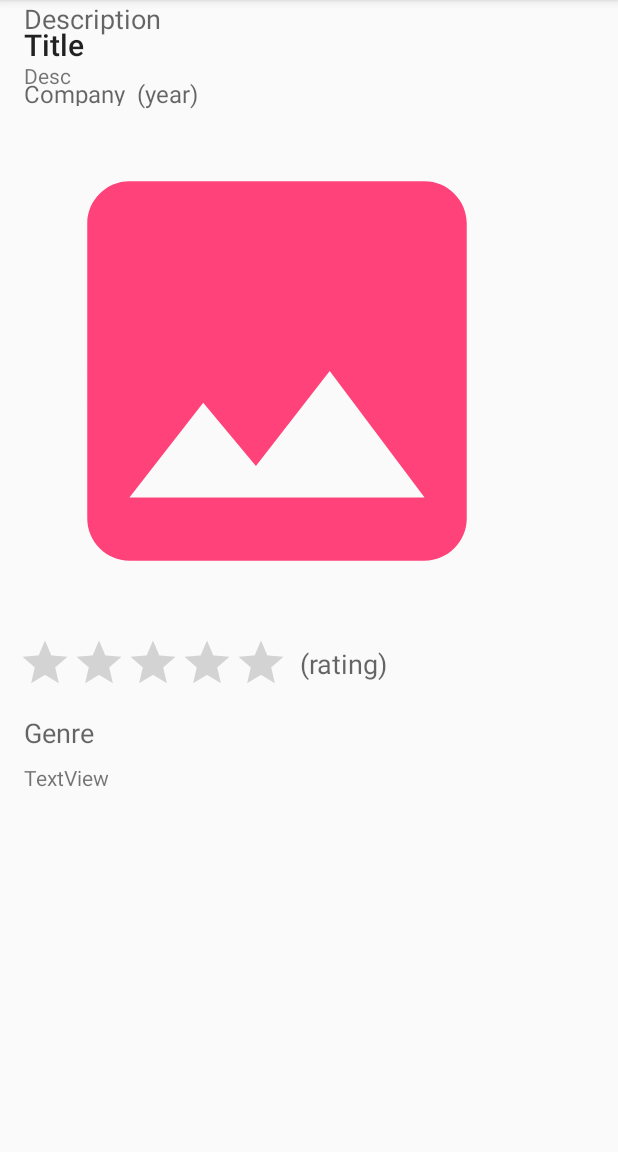
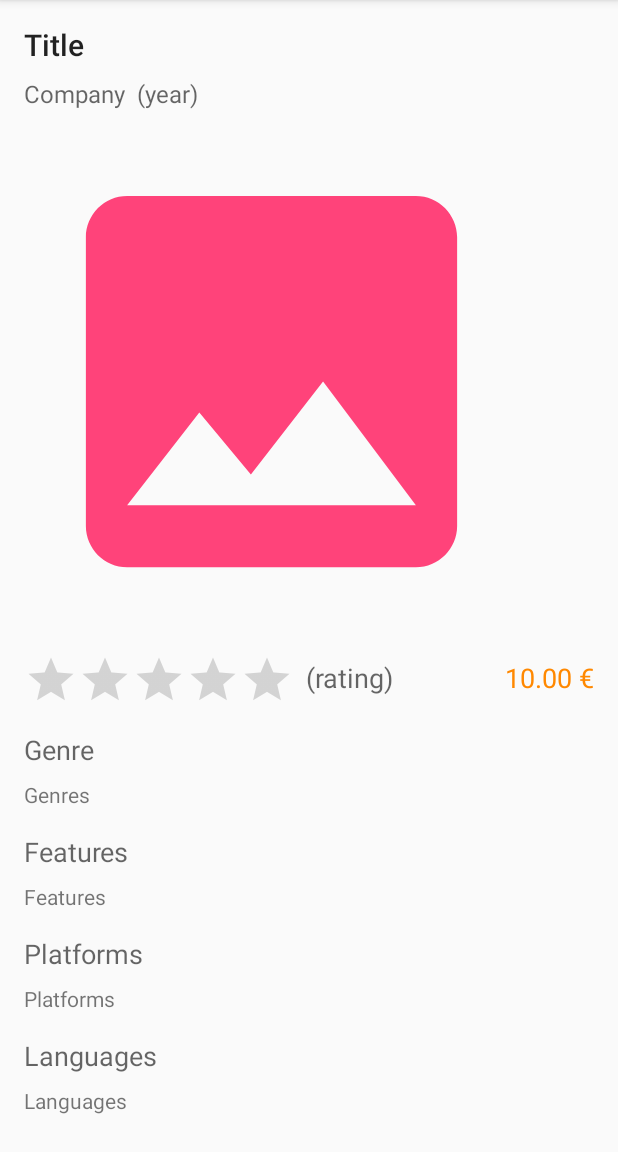
Before and after one commit to teiser204/vgames, an Android app: the GameActivity screen opened directly, with no data from a screen before it, on a phone screen of 412 x 824 dp, the part 84-1236 px from its top. Run offline under Robolectric (Android 15) with nearby library versions, the phone set to English and light mode, and no system bars; pictures from the network do not load.

Commit message:
Complete game details activity

```diff
--- a/android/app/src/main/java/gr/artibet/vgames/GameActivity.java
+++ b/android/app/src/main/java/gr/artibet/vgames/GameActivity.java
@@ -13,7 +13,11 @@ import com.bumptech.glide.Glide;
 import org.w3c.dom.Text;
 
 import gr.artibet.vgames.api.GameAPI;
+import gr.artibet.vgames.models.Feature;
 import gr.artibet.vgames.models.Game;
+import gr.artibet.vgames.models.Genre;
+import gr.artibet.vgames.models.Language;
+import gr.artibet.vgames.models.Platform;
 import retrofit2.Call;
 import retrofit2.Callback;
 import retrofit2.Response;
@@ -96,6 +100,11 @@ public class GameActivity extends AppCompatActivity {
         TextView tvRating = findViewById(R.id.tvRating);
         RatingBar rbRating = findViewById(R.id.rbRating);
         TextView tvDesc = findViewById(R.id.tvDesc);
+        TextView tvPrice = findViewById(R.id.tvPrice);
+        TextView tvGenres = findViewById(R.id.tvGenres);
+        TextView tvFeatures = findViewById(R.id.tvFeatures);
+        TextView tvPlatforms = findViewById(R.id.tvPlatforms);
+        TextView tvLanguages = findViewById(R.id.tvLanguages);
 
 
         // Load image
@@ -104,12 +113,15 @@ public class GameActivity extends AppCompatActivity {
                 .placeholder(R.drawable.ic_image_placeholder)
                 .into(ivImage);
 
-        // Set data
+        // Set simple data
         tvTitle.setText(mGame.getTitle());
         tvCompany.setText(mGame.getCompany().getDesc());
         rbRating.setRating(mGame.getRating());
         tvRating.setText("(" + mGame.getRating() + ")");
         tvDesc.setText(mGame.getDesc());
+        tvPrice.setText(String.format("%.2f €", mGame.getPrice()));
+
+        // Game year
         if (mGame.getYear() != null) {
             tvYear.setText("(" + mGame.getYear() + ")");
         }
@@ -117,6 +129,61 @@ public class GameActivity extends AppCompatActivity {
             tvYear.setText("");
         }
 
+        // Genres
+        String genres = "";
+        if (mGame.getGenreList() != null) {
+            for (Genre genre: mGame.getGenreList()) {
+                genres += genre.getDesc() + ", ";
+            }
+            if (genres != "") {
+                tvGenres.setText(genres.substring(0, genres.length()-2));
+            }
+        }
+        else {
+            tvGenres.setText("-");
+        }
+
+        // Features
+        String features = "";
+        if (mGame.getFeatureList() != null) {
+            for (Feature feature: mGame.getFeatureList()) {
+                features += feature.getDesc() + ", ";
+            }
+            if (features != "") {
+                tvFeatures.setText(features.substring(0, features.length()-2));
+            }
+        }
+        else {
+            tvFeatures.setText("-");
+        }
+
+        // Platforms
+        String platforms = "";
+        if (mGame.getPlatformList() != null) {
+            for (Platform platform: mGame.getPlatformList()) {
+                platforms += platform.getDesc() + ", ";
+            }
+            if (platforms != "") {
+                tvPlatforms.setText(platforms.substring(0, platforms.length()-2));
+            }
+        }
+        else {
+            tvPlatforms.setText("-");
+        }
+
+        // Languages
+        String languages = "";
+        if (mGame.getLanguageList() != null) {
+            for (Language language: mGame.getLanguageList()) {
+                languages += language.getDesc() + ", ";
+            }
+            if (languages != "") {
+                tvLanguages.setText(languages.substring(0, languages.length()-2));
+            }
+        }
+        else {
+            tvLanguages.setText("-");
+        }
 
     }
 }
--- a/android/app/src/main/java/gr/artibet/vgames/adapters/GameAdapter.java
+++ b/android/app/src/main/java/gr/artibet/vgames/adapters/GameAdapter.java
@@ -97,7 +97,7 @@ public class GameAdapter extends RecyclerView.Adapter<GameAdapter.GameViewHolder
         gameViewHolder.tvCompany.setText(game.getCompany().getDesc());
         gameViewHolder.rbRating.setRating(game.getRating());
         gameViewHolder.tvRating.setText("(" + game.getRating() + ")");
-        gameViewHolder.tvPrice.setText(String.format("%.2f", game.getPrice()));
+        gameViewHolder.tvPrice.setText(String.format("%.2f €", game.getPrice()));
 
         // Load image
         Glide.with(mContext)
--- a/android/app/src/main/java/gr/artibet/vgames/models/Game.java
+++ b/android/app/src/main/java/gr/artibet/vgames/models/Game.java
@@ -1,4 +1,6 @@
 package gr.artibet.vgames.models;
+
+import com.google.gson.annotations.SerializedName;
 
 import java.util.ArrayList;
 
@@ -9,21 +11,29 @@ public class Game {
     private String title;
     private String desc;
     private Integer year;
-    private Integer month;
-    private Integer day;
     private float price;
     private float rating;
     private String url;
     private String image;
 
     private Company company;
+
+    @SerializedName("features")
     private ArrayList<Feature> featureList;
+
+    @SerializedName("platforms")
     private ArrayList<Platform> platformList;
+
+    @SerializedName("languages")
     private ArrayList<Language> languageList;
+
+    @SerializedName("genre")
     private ArrayList<Genre> genreList;
+
+    @SerializedName("gallery")
     private ArrayList<Gallery> galleryList;
 
-    // Defafult contructor
+    // Defafult constructor
     public Game() {
 
     }
@@ -60,22 +70,6 @@ public class Game {
 
     public void setYear(Integer year) {
         this.year = year;
-    }
-
-    public Integer getMonth() {
-        return month;
-    }
-
-    public void setMonth(Integer month) {
-        this.month = month;
-    }
-
-    public Integer getDay() {
-        return day;
-    }
-
-    public void setDay(Integer day) {
-        this.day = day;
     }
 
     public float getPrice() {
--- a/android/app/src/main/res/layout/activity_game.xml
+++ b/android/app/src/main/res/layout/activity_game.xml
@@ -1,110 +1,39 @@
 <?xml version="1.0" encoding="utf-8"?>
-<android.support.constraint.ConstraintLayout xmlns:android="http://schemas.android.com/apk/res/android"
+
+<ScrollView xmlns:android="http://schemas.android.com/apk/res/android"
+    android:layout_width="match_parent"
+    android:layout_height="wrap_content"
+    android:padding="16dp"
+    android:scrollbars="none">
+
+    <LinearLayout xmlns:android="http://schemas.android.com/apk/res/android"
         xmlns:app="http://schemas.android.com/apk/res-auto"
         xmlns:tools="http://schemas.android.com/tools"
         android:layout_width="match_parent"
         android:layout_height="match_parent"
+        android:orientation="vertical"
+        android:isScrollContainer="true"
         tools:context=".GameActivity">
 
         <TextView
             android:id="@+id/tvTitle"
             android:layout_width="wrap_content"
             android:layout_height="wrap_content"
-        android:layout_marginStart="16dp"
-        android:layout_marginLeft="16dp"
-        android:layout_marginTop="16dp"
             android:text="Title"
-        android:textAppearance="@style/TextAppearance.AppCompat.Title"
-        app:layout_constraintStart_toStartOf="parent"
-        app:layout_constraintTop_toTopOf="parent" />
+            android:textAppearance="@style/TextAppearance.AppCompat.Title" />
+
+        <LinearLayout
+            android:layout_width="match_parent"
+            android:layout_height="wrap_content"
+            android:layout_marginTop="8dp"
+            android:orientation="horizontal">
 
             <TextView
                 android:id="@+id/tvCompany"
                 android:layout_width="wrap_content"
-        android:layout_height="19dp"
-        android:layout_marginStart="16dp"
-        android:layout_marginLeft="16dp"
-        android:layout_marginTop="8dp"
+                android:layout_height="wrap_content"
                 android:text="Company"
-        android:textAppearance="@style/TextAppearance.AppCompat.Widget.ActionMode.Subtitle"
-        app:layout_constraintStart_toStartOf="parent"
-        app:layout_constraintTop_toBottomOf="@+id/tvTitle" />
-
-    <ImageView
-        android:id="@+id/ivImage"
-        android:layout_width="337dp"
-        android:layout_height="0dp"
-        android:layout_marginStart="16dp"
-        android:layout_marginLeft="16dp"
-        android:layout_marginTop="8dp"
-        android:adjustViewBounds="true"
-        android:maxWidth="160dp"
-        android:src="@drawable/ic_image_placeholder"
-        app:layout_constraintStart_toStartOf="parent"
-        app:layout_constraintTop_toBottomOf="@+id/tvCompany" />
-
-    <RatingBar
-        android:id="@+id/rbRating"
-        style="@android:style/Widget.DeviceDefault.RatingBar.Indicator"
-        android:layout_width="wrap_content"
-        android:layout_height="wrap_content"
-        android:layout_marginStart="12dp"
-        android:layout_marginLeft="12dp"
-        android:layout_marginTop="8dp"
-        android:numStars="5"
-        app:layout_constraintStart_toStartOf="parent"
-        app:layout_constraintTop_toBottomOf="@+id/ivImage" />
-
-    <TextView
-        android:id="@+id/tvRating"
-        android:layout_width="wrap_content"
-        android:layout_height="wrap_content"
-        android:layout_marginStart="8dp"
-        android:layout_marginLeft="8dp"
-        android:text="(rating)"
-        android:textAppearance="@style/TextAppearance.AppCompat.Medium"
-        app:layout_constraintBottom_toBottomOf="@+id/rbRating"
-        app:layout_constraintStart_toEndOf="@+id/rbRating"
-        app:layout_constraintTop_toTopOf="@+id/rbRating" />
-
-
-    <TextView
-        android:id="@+id/tvDesc"
-        android:layout_width="match_parent"
-        android:layout_height="wrap_content"
-        android:layout_marginStart="16dp"
-        android:layout_marginLeft="16dp"
-        android:layout_marginTop="16dp"
-        android:layout_marginEnd="16dp"
-        android:layout_marginRight="16dp"
-        android:text="Desc"
-        app:layout_constraintEnd_toEndOf="parent"
-        app:layout_constraintHorizontal_bias="0.0"
-        app:layout_constraintStart_toStartOf="parent"
-        app:layout_constraintTop_toBottomOf="@+id/textView6" />
-
-    <TextView
-        android:id="@+id/textView6"
-        android:layout_width="wrap_content"
-        android:layout_height="wrap_content"
-        android:layout_marginStart="16dp"
-        android:layout_marginLeft="16dp"
-        android:text="@string/description"
-        android:textAppearance="@style/TextAppearance.AppCompat.Medium"
-        app:layout_constraintStart_toStartOf="parent"
-        tools:layout_editor_absoluteY="626dp" />
-
-    <TextView
-        android:id="@+id/textView3"
-        android:layout_width="wrap_content"
-        android:layout_height="wrap_content"
-        android:layout_marginStart="16dp"
-        android:layout_marginLeft="16dp"
-        android:layout_marginTop="16dp"
-        android:text="@string/genre_title"
-        android:textAppearance="@style/TextAppearance.AppCompat.Medium"
-        app:layout_constraintStart_toStartOf="parent"
-        app:layout_constraintTop_toBottomOf="@+id/rbRating" />
+                android:textAppearance="@style/TextAppearance.AppCompat.Widget.ActionMode.Subtitle" />
 
             <TextView
                 android:id="@+id/tvYear"
@@ -113,22 +42,136 @@
                 android:layout_marginStart="8dp"
                 android:layout_marginLeft="8dp"
                 android:text="(year)"
-        android:textAppearance="@style/TextAppearance.AppCompat.Widget.ActionMode.Subtitle"
-        app:layout_constraintBaseline_toBaselineOf="@+id/tvCompany"
-        app:layout_constraintStart_toEndOf="@+id/tvCompany" />
+                android:textAppearance="@style/TextAppearance.AppCompat.Widget.ActionMode.Subtitle" />
+
+        </LinearLayout>
+
+
+        <ImageView
+            android:id="@+id/ivImage"
+            android:layout_width="330dp"
+            android:layout_height="wrap_content"
+            android:layout_marginTop="16dp"
+            android:adjustViewBounds="true"
+            android:src="@drawable/ic_image_placeholder" />
+
+        <LinearLayout
+            android:layout_width="match_parent"
+            android:layout_height="wrap_content"
+            android:layout_marginTop="8dp">
+
+            <RatingBar
+                android:id="@+id/rbRating"
+                style="@android:style/Widget.DeviceDefault.RatingBar.Indicator"
+                android:layout_width="wrap_content"
+                android:layout_height="wrap_content"
+                android:layout_marginTop="8dp"
+                android:numStars="5" />
 
             <TextView
-        android:id="@+id/tvGenre"
+                android:id="@+id/tvRating"
+                android:layout_width="wrap_content"
+                android:layout_height="wrap_content"
+                android:layout_marginStart="8dp"
+                android:layout_marginLeft="8dp"
+                android:layout_marginTop="12dp"
+                android:text="(rating)"
+                android:textAppearance="@style/TextAppearance.AppCompat.Medium" />
+
+            <LinearLayout
                 android:layout_width="match_parent"
                 android:layout_height="wrap_content"
-        android:layout_marginStart="16dp"
-        android:layout_marginLeft="16dp"
+                android:gravity="right"
+                android:orientation="horizontal">
+
+                <TextView
+                    android:id="@+id/tvPrice"
+                    android:layout_width="wrap_content"
+                    android:layout_height="wrap_content"
+                    android:layout_marginTop="12dp"
+                    android:text="10.00 €"
+                    android:textAppearance="@style/TextAppearance.AppCompat.Medium"
+                    android:textColor="@android:color/holo_orange_dark" />
+
+            </LinearLayout>
+
+
+        </LinearLayout>
+
+
+        <TextView
+            android:id="@+id/textView3"
+            android:layout_width="wrap_content"
+            android:layout_height="wrap_content"
+            android:layout_marginTop="16dp"
+            android:text="@string/genre_title"
+            android:textAppearance="@style/TextAppearance.AppCompat.Medium" />
+
+        <TextView
+            android:id="@+id/tvGenres"
+            android:layout_width="match_parent"
+            android:layout_height="wrap_content"
             android:layout_marginTop="8dp"
-        android:layout_marginEnd="16dp"
-        android:layout_marginRight="16dp"
-        android:text="TextView"
-        app:layout_constraintEnd_toEndOf="parent"
-        app:layout_constraintStart_toStartOf="parent"
-        app:layout_constraintTop_toBottomOf="@+id/textView3" />
+            android:text="Genres" />
 
-</android.support.constraint.ConstraintLayout>
+        <TextView
+            android:layout_width="wrap_content"
+            android:layout_height="wrap_content"
+            android:layout_marginTop="16dp"
+            android:text="@string/features"
+            android:textAppearance="@style/TextAppearance.AppCompat.Medium" />
+
+        <TextView
+            android:id="@+id/tvFeatures"
+            android:layout_width="match_parent"
+            android:layout_height="wrap_content"
+            android:layout_marginTop="8dp"
+            android:text="Features" />
+
+        <TextView
+            android:layout_width="wrap_content"
+            android:layout_height="wrap_content"
+            android:layout_marginTop="16dp"
+            android:text="@string/platforms"
+            android:textAppearance="@style/TextAppearance.AppCompat.Medium" />
+
+        <TextView
+            android:id="@+id/tvPlatforms"
+            android:layout_width="match_parent"
+            android:layout_height="wrap_content"
+            android:layout_marginTop="8dp"
+            android:text="Platforms" />
+
+        <TextView
+            android:layout_width="wrap_content"
+            android:layout_height="wrap_content"
+            android:layout_marginTop="16dp"
+            android:text="@string/languages"
+            android:textAppearance="@style/TextAppearance.AppCompat.Medium" />
+
+        <TextView
+            android:id="@+id/tvLanguages"
+            android:layout_width="match_parent"
+            android:layout_height="wrap_content"
+            android:layout_marginTop="8dp"
+            android:text="Languages" />
+
+
+        <TextView
+            android:id="@+id/textView6"
+            android:layout_width="wrap_content"
+            android:layout_height="wrap_content"
+            android:layout_marginTop="16dp"
+            android:text="@string/description"
+            android:textAppearance="@style/TextAppearance.AppCompat.Medium" />
+
+        <TextView
+            android:id="@+id/tvDesc"
+            android:layout_width="match_parent"
+            android:layout_height="wrap_content"
+            android:layout_marginTop="8dp"
+            android:text="Desc" />
+
+    </LinearLayout>
+
+</ScrollView>
--- a/android/app/src/main/res/values/strings.xml
+++ b/android/app/src/main/res/values/strings.xml
@@ -44,6 +44,10 @@
     <string name="cancel_exit">Cancel</string>
     <string name="search">Search</string>
     <string name="description">Description</string>
+    <string name="features">Features</string>
+    <string name="platforms">Platforms</string>
+    <string name="languages">Languages</string>
+
 
 
 </resources>
```
Also changed, not shown: 6 other files. Lines whose indentation alone changed are shown as unchanged.
